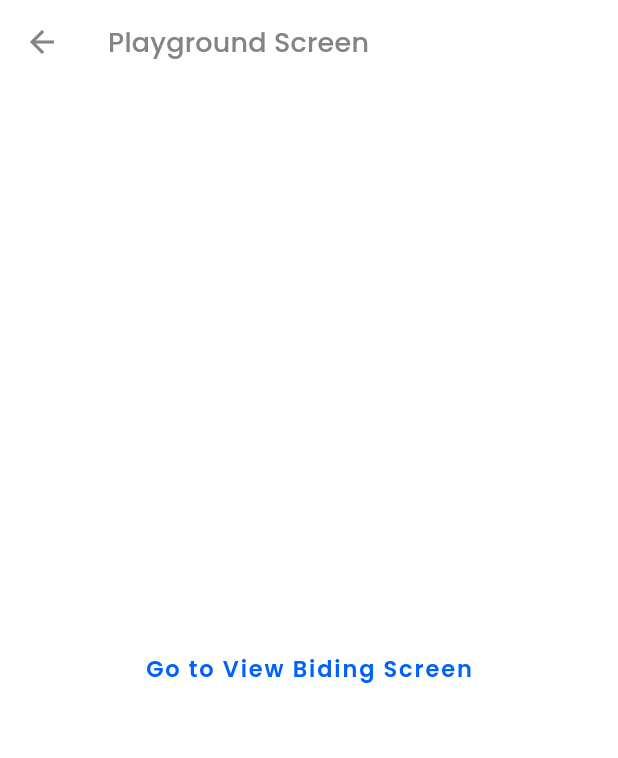
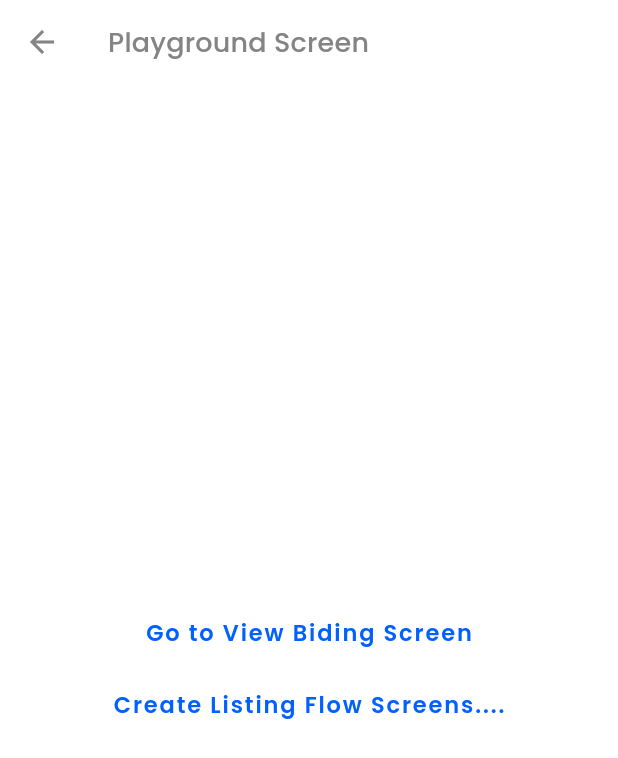
Before and after one commit to tahaaslam1/ascension_mobile_app, a Flutter app: the PlaygroundScreen screen opened directly, on a phone screen of 412 x 824 dp. Shown: the top 758 px of the screen. Run offline on Flutter 3.47's test engine with Material 2 defaults, Android fonts, the light colour scheme and no system bars; our stand-ins replace auto_route, bloc, cached_network_image, carousel_slider, dio, dotted_border and 13 more; missing offline and left inert: iconify_flutter; accounts and stored records are empty; network calls fail; statements that could not run were skipped.

```diff
--- a/lib/data/repositories/auth_repository/node_auth_repository.dart
+++ b/lib/data/repositories/auth_repository/node_auth_repository.dart
@@ -58,7 +58,7 @@ class NodeAuthRepository extends AuthRepository {
 
   @override
   Stream<AuthenticationStatus> get status async* {
-    logger.wtf('checking status');
+    logger.wtf('checking auth status');
     final signedIn = isSignedIn();
     if (await signedIn) {
       _controller.add(AuthenticationStatus.authenticated);
--- a/lib/networking/endpoints.dart
+++ b/lib/networking/endpoints.dart
@@ -2,13 +2,11 @@ class Endpoints {
   Endpoints._();
 
   // base url
-  static const String baseUrl = "http://192.168.0.110:3000/v1"; //TODO : change this...
+  static const String baseUrl = "http://192.168.0.105:3000/v1"; //TODO : change this...
 
   // receiveTimeout
   static const int receiveTimeout = 15000;
 
   // connectTimeout
   static const int connectionTimeout = 15000;
-
-  static const String users = '/users';   //TODO : change this...
 }
--- a/lib/presentation/screens/listing_screen/listing_screen.dart
+++ b/lib/presentation/screens/listing_screen/listing_screen.dart
@@ -65,7 +65,7 @@ class ListingScreen extends StatelessWidget {
                   physics: const NeverScrollableScrollPhysics(),
                   itemCount: 5,
                   itemBuilder: (context, index) {
-                    return BusinessTileWidget(
+                    return const BusinessTileWidget(
                       askingPrice: '50000',
                       businessDescription: 'This isadsasdasdasdasdasdasasdjdghasdgasdasgdgasdasdasdasdasdasdasdasdasdasd a dasdasdasdasdasddaasdasdasdasjdhaskdhasjkdhkajsdhkashdjaescription',
                       businessLocation: 'Karachi,Pakistan',
--- a/lib/presentation/screens/playground_screen/playground_screen.dart
+++ b/lib/presentation/screens/playground_screen/playground_screen.dart
@@ -31,9 +31,15 @@ class PlaygroundScreen extends StatelessWidget {
             ),
             TextButton(
               onPressed: () {
-                context.router.push(ViewBidingRoute());
+                context.router.push(const ViewBidingRoute());
               },
               child: const Text('Go to View Biding Screen'),
+            ),
+            TextButton(
+              onPressed: () {
+
+              },
+              child: const Text('Create Listing Flow Screens....'),
             ),
           ],
         ),
```
Also changed, not shown: lib/presentation/screens/navigator_screen/navigator_screen.dart (+1 -42 lines), lib/presentation/screens/listing_form/listing_form_flow_screen.dart (added), lib/presentation/screens/listing_form/listing_form_step_one.dart (added), lib/presentation/screens/listing_form/listing_form_step_two.dart (added).
